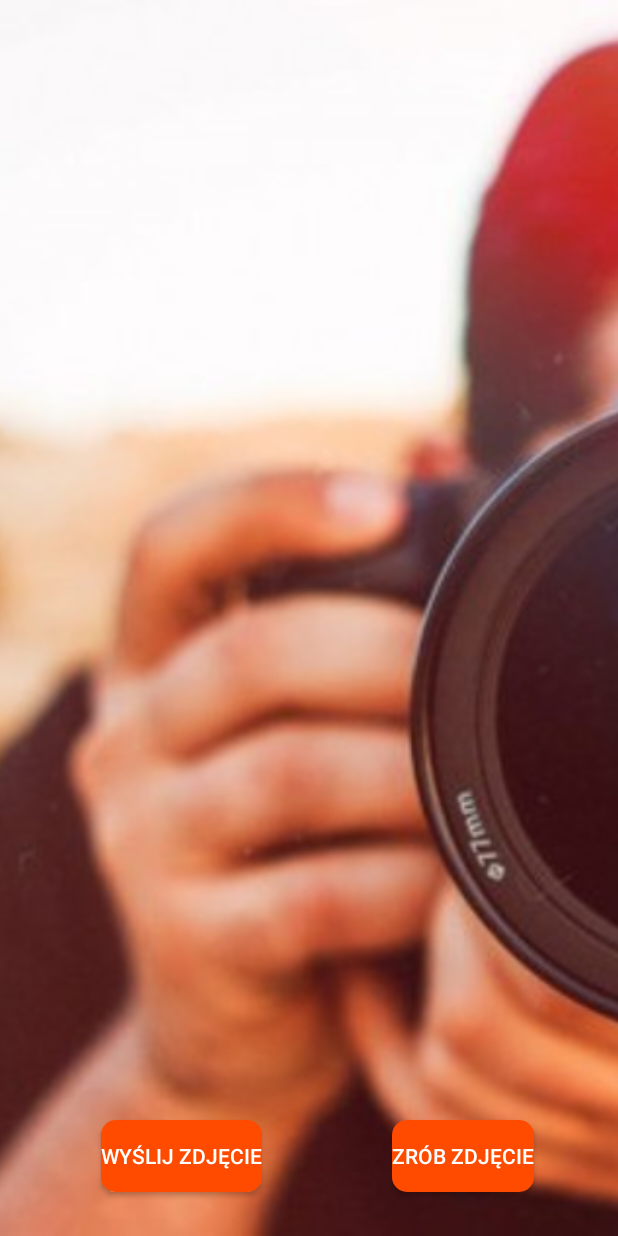
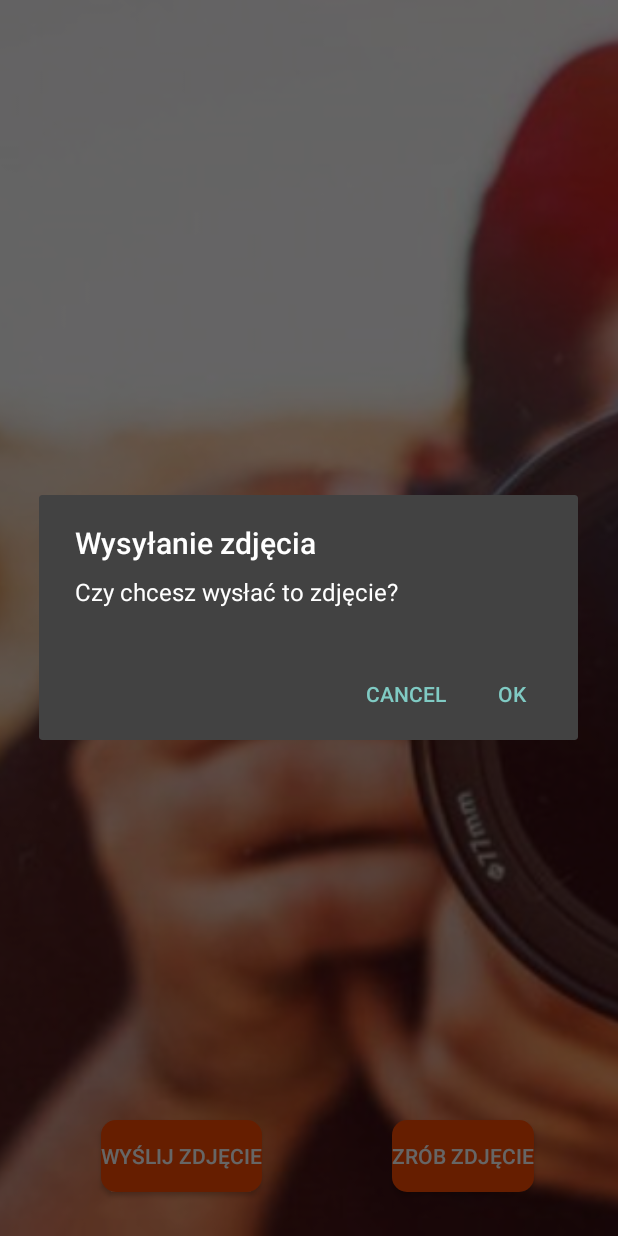
Before and after one commit to PRI2017/PRI-NaszSamoch-d, an Android app: the fragment Camera shown on its own in the app's theme, after a tap on "WYŚLIJ ZDJĘCIE", on a phone screen of 412 x 824 dp. Run offline under Robolectric (Android 15) with nearby library versions, the phone set to English and light mode, and no system bars; libraries missing offline, so code that uses them is left out: com.koushikdutta.async, com.koushikdutta.ion; pictures from the network do not load.

Commit message:
sending photo

```diff
--- a/Samochod/app/src/main/java/com/example/dominika/samochod/Camera.java
+++ b/Samochod/app/src/main/java/com/example/dominika/samochod/Camera.java
@@ -2,8 +2,10 @@ package com.example.dominika.samochod;
 
 import android.annotation.TargetApi;
 import android.app.Activity;
+import android.app.AlertDialog;
 import android.content.ContentResolver;
 import android.content.Context;
+import android.content.DialogInterface;
 import android.content.Intent;
 import android.graphics.Bitmap;
 import android.net.Uri;
@@ -18,6 +20,8 @@ import android.view.View;
 import android.view.ViewGroup;
 import android.widget.Button;
 import android.widget.ImageView;
+import android.widget.Toast;
+
 import com.google.gson.JsonObject;
 import com.koushikdutta.async.future.FutureCallback;
 import com.koushikdutta.ion.Ion;
@@ -45,13 +49,18 @@ public class Camera extends Fragment {
     private Uri mImageUri;//
     String TAG = "blad";
     File photo;
-    private Context context;
+
+    private Context mContext;
+    @Override
+    public void onAttach(final Activity activity) {
+        super.onAttach(activity);
+        mContext = activity;
+    }
 
     @Override
     public View onCreateView(LayoutInflater inflater, ViewGroup container,
                              Bundle savedInstanceState) {
         View rootView = inflater.inflate(R.layout.camera, container, false);
-
 
         button = (Button) rootView.findViewById(R.id.take_photo);
         button2 = (Button) rootView.findViewById(R.id.send_photo);
@@ -78,11 +87,8 @@ public class Camera extends Fragment {
             private File createTemporaryFile(String part, String ext) throws Exception {
 
                 String timeStamp = new SimpleDateFormat("yyyyMMdd_HHmmss").format(new Date());
-
                 String imageFileName="JPEG_"+timeStamp+".jpg";
-
                 photo = new File(Environment.getExternalStorageDirectory(),  imageFileName);
-
 
                 return photo;
             }
@@ -91,18 +97,10 @@ public class Camera extends Fragment {
         button2.setOnClickListener(new View.OnClickListener() {
             @Override
             public void onClick(View v) {
-                //WYSYLANIE ZDJECIA NA SERWER
-                Ion.with(Camera.this)
-                        .load(url_check)
-                        .setMultipartFile("UploadForm[imageFiles]", photo.getName(), photo)
-                        .asJsonObject()
-                        .setCallback(new FutureCallback<JsonObject>() {
-                            @Override
-                            public void onCompleted(Exception e, JsonObject result) {
-                            }
-                        });
+                showDialog();
             }
         });
+
         return rootView;
     }
 
@@ -147,4 +145,44 @@ public class Camera extends Fragment {
         requestPermissions(permissions, requestCode);
     }
     //////////////////////////////////////////////////////////////
+
+    /////////////OKIENKO DIALOG - POTWIERDZENIE WYSLANIA ZDJECIA/////////////
+    private void showDialog() {
+        AlertDialog.Builder builder;
+        if (Build.VERSION.SDK_INT >= Build.VERSION_CODES.LOLLIPOP) {
+            builder = new AlertDialog.Builder(mContext, android.R.style.Theme_Material_Dialog_Alert);
+        } else {
+            builder = new AlertDialog.Builder(mContext);
+        }
+
+        builder.setMessage(R.string.send_photo_info)
+                .setTitle(R.string.send_title);
+
+        builder.setPositiveButton(android.R.string.ok, new DialogInterface.OnClickListener() {
+
+            @Override
+            public void onClick(DialogInterface dialog, int which) {
+
+                        //WYSYLANIE ZDJECIA NA SERWER
+                        Ion.with(Camera.this)
+                                .load(url_check)
+                                .setMultipartFile("UploadForm[imageFiles]", photo.getName(), photo)
+                                .asJsonObject()
+                                .setCallback(new FutureCallback<JsonObject>() {
+                                    @Override
+                                    public void onCompleted(Exception e, JsonObject result) {
+                                    }
+                                });
+            }
+        });
+
+        builder.setNegativeButton(android.R.string.cancel, new DialogInterface.OnClickListener() {
+            @Override
+            public void onClick(DialogInterface dialog, int which) {
+            }
+        });
+        AlertDialog dialog = builder.create();
+        dialog.show();
+    }
+    //////////////////////////////////////////////////////////
 }
--- a/Samochod/app/src/main/res/values/strings.xml
+++ b/Samochod/app/src/main/res/values/strings.xml
@@ -13,4 +13,12 @@
     <string name="error">Błąd logowania</string>
     <string name="send">Wyślij</string>
     <string name="send_photo">Wyślij zdjęcie</string>
+    <string name="statistics_info">STATYSTYKI</string>
+    <string name="kilometersDrivenString">Przejechane kilometry</string>
+    <string name="fuelUsedString">Zużyte paliwo</string>
+    <string name="maxVelocityString">Maksymalna prędkość</string>
+    <string name="send_photo_info">Czy chcesz wysłać to zdjęcie?</string>
+    <string name="send_title">Wysyłanie zdjęcia</string>
+    <string name="ok">Tak</string>
+    <string name="cancel">Nie</string>
 </resources>
```
Also changed, not shown: Samochod/app/src/main/java/com/example/dominika/samochod/Statistics.java (+25 -10 lines), Samochod/app/src/main/res/layout/statistics.xml (+83 -7 lines).
